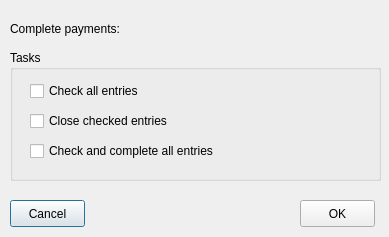
BackupTheBerlios/first4-svn, file trunk/ui/accountscomplfrm.ui: the form before one commit.
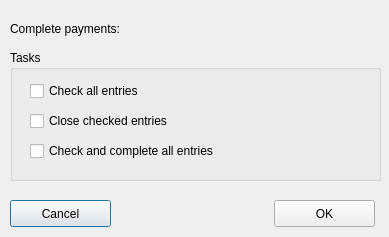
The form after the commit. Icons and pictures are not drawn.

```diff
--- a/trunk/ui/accountscomplfrm.ui
+++ b/trunk/ui/accountscomplfrm.ui
@@ -85,7 +85,7 @@
     <rect>
      <x>10</x>
      <y>200</y>
-     <width>75</width>
+     <width>101</width>
      <height>27</height>
     </rect>
    </property>
@@ -96,9 +96,9 @@
   <widget class="QPushButton" name="btnaccept" >
    <property name="geometry" >
     <rect>
-     <x>300</x>
+     <x>274</x>
      <y>200</y>
-     <width>75</width>
+     <width>101</width>
      <height>27</height>
     </rect>
    </property>
```
Left out of the diff: 13 changed lines with no effect on the pictures.
